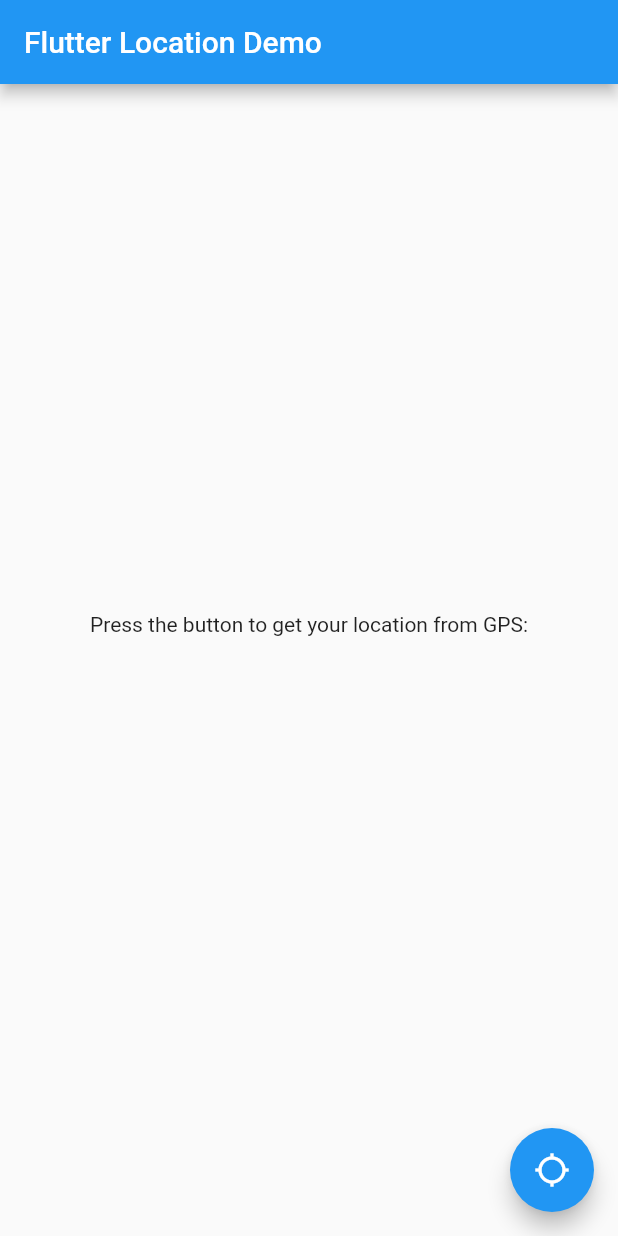
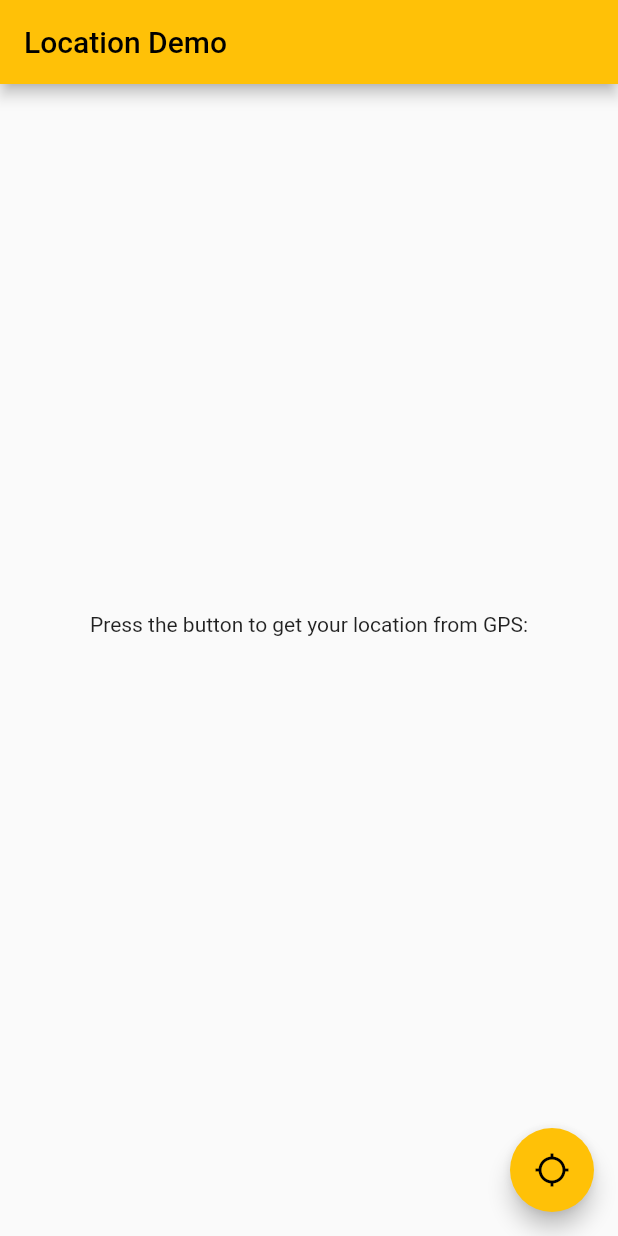
Before and after one commit to glls/testgps, a Flutter app: the screen it shows after launch, on a phone screen of 412 x 824 dp. Run offline on Flutter 3.47's test engine with Material 2 defaults, Android fonts, the phone set to English and light mode, and no system bars; our stand-ins replace geolocator.

Commit message:
Added amber color and SelectableText

```diff
--- a/lib/main.dart
+++ b/lib/main.dart
@@ -23,9 +23,9 @@
         // or simply save your changes to "hot reload" in a Flutter IDE).
         // Notice that the counter didn't reset back to zero; the application
         // is not restarted.
-        primarySwatch: Colors.blue,
+        primarySwatch: Colors.amber,
       ),
-      home: const MyHomePage(title: 'Flutter Location Demo'),
+      home: const MyHomePage(title: 'Location Demo'),
     );
   }
 }
@@ -106,13 +106,13 @@
             const Text(
               'Press the button to get your location from GPS:',
             ),
-            Text(
+            SelectableText(
               _position,
             ),
-            Text(
+            SelectableText(
               _timestamp,
             ),
-            Text(
+            SelectableText(
               _altitude,
             ),
           ],
```
Also changed, not shown: pubspec.lock, 3 other files.
